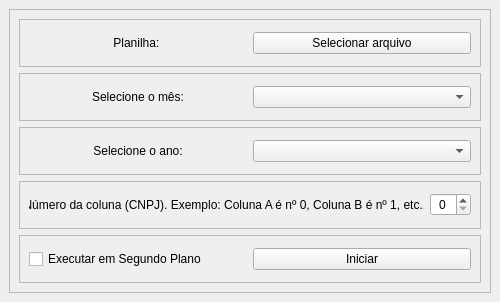
jacksonserafim/geradorDAS, file src/geradorDASgui.ui: the form before one commit.
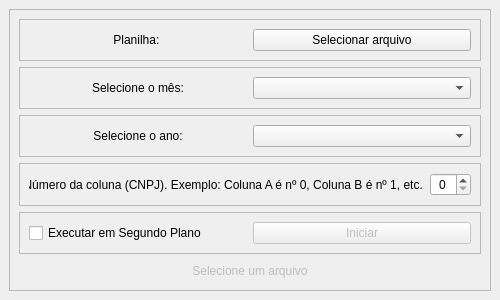
The form after the commit.

```diff
--- a/src/geradorDASgui.ui
+++ b/src/geradorDASgui.ui
@@ -2,12 +2,18 @@
 <ui version="4.0">
  <class>MainWindow</class>
  <widget class="QMainWindow" name="MainWindow">
+  <property name="windowModality">
+   <enum>Qt::NonModal</enum>
+  </property>
+  <property name="enabled">
+   <bool>true</bool>
+  </property>
   <property name="geometry">
    <rect>
     <x>0</x>
     <y>0</y>
     <width>500</width>
-    <height>302</height>
+    <height>300</height>
    </rect>
   </property>
   <property name="minimumSize">
@@ -16,9 +22,21 @@
     <height>0</height>
    </size>
   </property>
+  <property name="maximumSize">
+   <size>
+    <width>500</width>
+    <height>302</height>
+   </size>
+  </property>
   <property name="windowTitle">
    <string>Gerador de DAS para MEI</string>
   </property>
+  <property name="layoutDirection">
+   <enum>Qt::LeftToRight</enum>
+  </property>
+  <property name="toolButtonStyle">
+   <enum>Qt::ToolButtonIconOnly</enum>
+  </property>
   <widget class="QWidget" name="centralwidget">
    <layout class="QVBoxLayout" name="verticalLayout">
     <item>
@@ -175,6 +193,9 @@
           </item>
           <item>
            <widget class="QPushButton" name="startBtn">
+            <property name="enabled">
+             <bool>false</bool>
+            </property>
             <property name="text">
              <string>Iniciar</string>
             </property>
@@ -183,6 +204,19 @@
          </layout>
         </widget>
        </item>
+       <item>
+        <widget class="QLabel" name="statusLabel">
+         <property name="enabled">
+          <bool>false</bool>
+         </property>
+         <property name="text">
+          <string>Selecione um arquivo</string>
+         </property>
+         <property name="alignment">
+          <set>Qt::AlignCenter</set>
+         </property>
+        </widget>
+       </item>
       </layout>
      </widget>
     </item>
```
